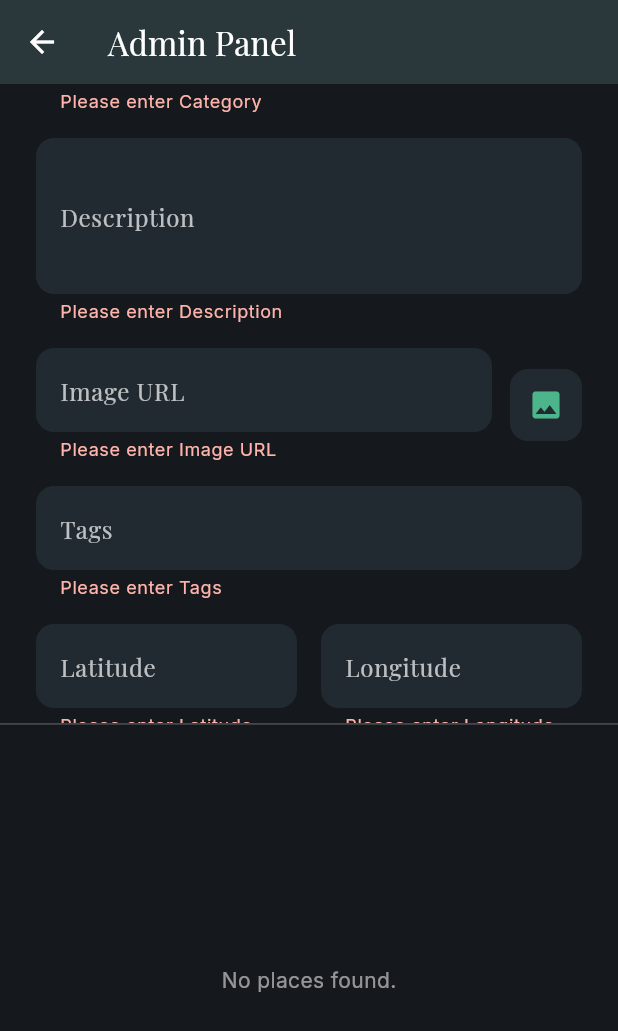
After one commit to Rasindu-perera/Ceylon-Trekker, a Flutter app: the AdminAddPlaceScreen screen opened directly, scrolled down 172 dp, after a tap on "Save to Firebase", on a phone screen of 412 x 824 dp. The commit adds this screen. Shown: the top 1031 px of the screen. Run offline on Flutter 3.47's test engine with Material 3 defaults, Android fonts, the phone set to English and light mode, and no system bars; our stand-ins replace firebase_auth, firebase_core, firebase_database, firebase_messaging, firebase_storage, flutter_dotenv and 7 more; accounts and stored records are empty; network calls fail.

Commit message:
creade admin panel

```diff
--- /dev/null
+++ b/lib/screens/admin_add_place_screen.dart
@@ -0,0 +1,487 @@
+import 'dart:convert';
+import 'dart:io';
+import 'package:flutter/material.dart';
+import 'package:firebase_core/firebase_core.dart';
+import 'package:firebase_database/firebase_database.dart';
+import 'package:firebase_storage/firebase_storage.dart';
+import 'package:image_picker/image_picker.dart';
+import '../app/app_theme.dart';
+
+class AdminAddPlaceScreen extends StatefulWidget {
+  const AdminAddPlaceScreen({super.key});
+
+  @override
+  State<AdminAddPlaceScreen> createState() => _AdminAddPlaceScreenState();
+}
+
+class _AdminAddPlaceScreenState extends State<AdminAddPlaceScreen> {
+  final _formKey = GlobalKey<FormState>();
+
+  final TextEditingController _titleController = TextEditingController();
+  final TextEditingController _categoryController = TextEditingController();
+  final TextEditingController _extractController = TextEditingController();
+  final TextEditingController _imageUrlController = TextEditingController();
+  final TextEditingController _tagsController = TextEditingController();
+  final TextEditingController _latitudeController = TextEditingController();
+  final TextEditingController _longitudeController = TextEditingController();
+
+  bool _isLoading = false;
+  bool _isUploadingImage = false;
+  String? _editingKey;
+
+  String _bulkJsonData = '''[]''';
+  late final DatabaseReference _dbRef;
+
+  @override
+  void initState() {
+    super.initState();
+    _dbRef = FirebaseDatabase.instanceFor(
+      app: Firebase.app(),
+      databaseURL: 'https://ceylon-trekker-default-rtdb.asia-southeast1.firebasedatabase.app',
+    ).ref('places');
+  }
+
+  @override
+  void dispose() {
+    _titleController.dispose();
+    _categoryController.dispose();
+    _extractController.dispose();
+    _imageUrlController.dispose();
+    _tagsController.dispose();
+    _latitudeController.dispose();
+    _longitudeController.dispose();
+    super.dispose();
+  }
+
+  Future<void> _pickAndUploadImage() async {
+    final picker = ImagePicker();
+    final pickedFile = await picker.pickImage(source: ImageSource.gallery);
+
+    if (pickedFile != null) {
+      setState(() {
+        _isUploadingImage = true;
+      });
+
+      try {
+        final file = File(pickedFile.path);
+        final fileName = 'place_${DateTime.now().millisecondsSinceEpoch}.jpg';
+        final storageRef = FirebaseStorage.instance.ref('place_images/$fileName');
+
+        final uploadTask = storageRef.putFile(file);
+        final snapshot = await uploadTask;
+        final downloadUrl = await snapshot.ref.getDownloadURL();
+
+        setState(() {
+          _imageUrlController.text = downloadUrl;
+        });
+
+        if (mounted) {
+          ScaffoldMessenger.of(context).showSnackBar(
+            const SnackBar(content: Text('Image uploaded successfully!'), backgroundColor: AppTheme.emerald),
+          );
+        }
+      } catch (e) {
+        if (mounted) {
+          ScaffoldMessenger.of(context).showSnackBar(
+            SnackBar(content: Text('Failed to upload image: $e'), backgroundColor: Colors.redAccent),
+          );
+        }
+      } finally {
+        if (mounted) {
+          setState(() {
+            _isUploadingImage = false;
+          });
+        }
+      }
+    }
+  }
+
+  Future<void> _savePlace() async {
+    if (!_formKey.currentState!.validate()) return;
+
+    setState(() {
+      _isLoading = true;
+    });
+
+    try {
+      final tagsList = _tagsController.text
+          .split(',')
+          .map((e) => e.trim())
+          .where((e) => e.isNotEmpty)
+          .toList();
+
+      final placeData = {
+        'title': _titleController.text.trim(),
+        'category': _categoryController.text.trim(),
+        'extract': _extractController.text.trim(),
+        'image': _imageUrlController.text.trim(),
+        'tags': tagsList,
+        'latitude': double.tryParse(_latitudeController.text.trim()) ?? 0.0,
+        'longitude': double.tryParse(_longitudeController.text.trim()) ?? 0.0,
+      };
+
+      if (_editingKey == null) {
+        await _dbRef.push().set(placeData);
+      } else {
+        await _dbRef.child(_editingKey!).update(placeData);
+      }
+
+      if (mounted) {
+        ScaffoldMessenger.of(context).showSnackBar(
+          SnackBar(
+            content: Text(_editingKey == null ? 'Place added successfully!' : 'Place updated successfully!'),
+            backgroundColor: AppTheme.emerald,
+          ),
+        );
+        _clearForm();
+      }
+    } catch (e) {
+      if (mounted) {
+        ScaffoldMessenger.of(context).showSnackBar(
+          SnackBar(
+            content: Text('Failed to save place: $e'),
+            backgroundColor: Colors.redAccent,
+          ),
+        );
+      }
+    } finally {
+      if (mounted) {
+        setState(() {
+          _isLoading = false;
+        });
+      }
+    }
+  }
+
+  void _clearForm() {
+    _titleController.clear();
+    _categoryController.clear();
+    _extractController.clear();
+    _imageUrlController.clear();
+    _tagsController.clear();
+    _latitudeController.clear();
+    _longitudeController.clear();
+    setState(() {
+      _editingKey = null;
+    });
+  }
+
+  Future<void> _bulkUploadPlaces() async {
+    setState(() {
+      _isLoading = true;
+    });
+
+    try {
+      final List<dynamic> parsedList = jsonDecode(_bulkJsonData);
+
+      for (var item in parsedList) {
+        if (item is Map<String, dynamic>) {
+          item['createdAt'] = DateTime.now().toIso8601String();
+          await _dbRef.push().set(item);
+        }
+      }
+
+      if (mounted) {
+        ScaffoldMessenger.of(context).showSnackBar(
+          const SnackBar(
+            content: Text('Bulk upload complete!'),
+            backgroundColor: AppTheme.emerald,
+          ),
+        );
+      }
+    } catch (e) {
+      if (mounted) {
+        ScaffoldMessenger.of(context).showSnackBar(
+          SnackBar(
+            content: Text('Failed bulk upload: $e'),
+            backgroundColor: Colors.redAccent,
+          ),
+        );
+      }
+    } finally {
+      if (mounted) {
+        setState(() {
+          _isLoading = false;
+        });
+      }
+    }
+  }
+
+  void _editPlace(String key, Map<dynamic, dynamic> data) {
+    setState(() {
+      _editingKey = key;
+      _titleController.text = data['title'] ?? '';
+      _categoryController.text = data['category'] ?? '';
+      _extractController.text = data['extract'] ?? '';
+      _imageUrlController.text = data['image'] ?? '';
+
+      final tagsList = data['tags'] as List<dynamic>? ?? [];
+      _tagsController.text = tagsList.join(', ');
+
+      _latitudeController.text = (data['latitude'] ?? 0.0).toString();
+      _longitudeController.text = (data['longitude'] ?? 0.0).toString();
+    });
+  }
+
+  Future<void> _deletePlace(String key) async {
+    final confirm = await showDialog<bool>(
+      context: context,
+      builder: (context) => AlertDialog(
+        backgroundColor: AppTheme.surfaceElevated,
+        title: const Text('Delete Place', style: TextStyle(color: Colors.white)),
+        content: const Text('Are you sure you want to delete this place?', style: TextStyle(color: Colors.white70)),
+        actions: [
+          TextButton(
+            onPressed: () => Navigator.pop(context, false),
+            child: const Text('Cancel', style: TextStyle(color: Colors.white54)),
+          ),
+          TextButton(
+            onPressed: () => Navigator.pop(context, true),
+            child: const Text('Delete', style: TextStyle(color: Colors.redAccent)),
+          ),
+        ],
+      ),
+    );
+
+    if (confirm == true) {
+      try {
+        await _dbRef.child(key).remove();
+        if (_editingKey == key) {
+          _clearForm();
+        }
+        if (mounted) {
+          ScaffoldMessenger.of(context).showSnackBar(
+            const SnackBar(content: Text('Place deleted.'), backgroundColor: AppTheme.emerald),
+          );
+        }
+      } catch (e) {
+         if (mounted) {
+          ScaffoldMessenger.of(context).showSnackBar(
+            SnackBar(content: Text('Failed to delete: $e'), backgroundColor: Colors.redAccent),
+          );
+        }
+      }
+    }
+  }
+
+  @override
+  Widget build(BuildContext context) {
+    return Scaffold(
+      backgroundColor: AppTheme.background,
+      appBar: AppBar(
+        backgroundColor: AppTheme.surfaceElevated,
+        title: const Text('Admin Panel', style: TextStyle(color: Colors.white)),
+        iconTheme: const IconThemeData(color: Colors.white),
+      ),
+      body: Column(
+        children: [
+          Expanded(
+            flex: 5,
+            child: SingleChildScrollView(
+              padding: const EdgeInsets.all(24.0),
+              child: Form(
+                key: _formKey,
+                child: Column(
+                  crossAxisAlignment: CrossAxisAlignment.stretch,
+                  children: [
+                    _buildTextField(_titleController, 'Title', 'Enter place title'),
+                    const SizedBox(height: 16),
+                    _buildTextField(_categoryController, 'Category', 'e.g., Hiking, Waterfalls'),
+                    const SizedBox(height: 16),
+                    _buildTextField(_extractController, 'Description', 'Enter short extract/description', maxLines: 3),
+                    const SizedBox(height: 16),
+
+                    // Image Upload Row
+                    Row(
+                      children: [
+                        Expanded(child: _buildTextField(_imageUrlController, 'Image URL', 'Enter image network URL')),
+                        const SizedBox(width: 12),
+                        Container(
+                          decoration: BoxDecoration(
+                            color: AppTheme.surfaceElevated,
+                            borderRadius: BorderRadius.circular(12),
+                          ),
+                          child: IconButton(
+                            icon: _isUploadingImage
+                                ? const SizedBox(width: 24, height: 24, child: CircularProgressIndicator(color: AppTheme.emerald, strokeWidth: 2))
+                                : const Icon(Icons.image, color: AppTheme.emerald),
+                            onPressed: _isUploadingImage ? null : _pickAndUploadImage,
+                            tooltip: 'Upload Image',
+                          ),
+                        ),
+                      ],
+                    ),
+                    const SizedBox(height: 16),
+
+                    _buildTextField(_tagsController, 'Tags', 'Comma separated tags'),
+                    const SizedBox(height: 16),
+                    Row(
+                      children: [
+                        Expanded(child: _buildTextField(_latitudeController, 'Latitude', 'e.g., 6.9271', keyboardType: TextInputType.number)),
+                        const SizedBox(width: 16),
+                        Expanded(child: _buildTextField(_longitudeController, 'Longitude', 'e.g., 79.8612', keyboardType: TextInputType.number)),
+                      ],
+                    ),
+                    const SizedBox(height: 32),
+                    ElevatedButton(
+                      onPressed: _isLoading ? null : _savePlace,
+                      style: ElevatedButton.styleFrom(
+                        backgroundColor: AppTheme.emerald,
+                        padding: const EdgeInsets.symmetric(vertical: 16),
+                        shape: RoundedRectangleBorder(
+                          borderRadius: BorderRadius.circular(12),
+                        ),
+                      ),
+                      child: _isLoading
+                          ? const SizedBox(
+                              height: 20,
+                              width: 20,
+                              child: CircularProgressIndicator(
+                                color: Colors.white,
+                                strokeWidth: 2,
+                              ),
+                            )
+                          : Text(
+                              _editingKey == null ? 'Save to Firebase' : 'Update Place',
+                              style: const TextStyle(
+                                color: Colors.white,
+                                fontSize: 16,
+                                fontWeight: FontWeight.bold,
+                              ),
+                            ),
+                    ),
+                    if (_editingKey != null) ...[
+                      const SizedBox(height: 8),
+                      TextButton(
+                        onPressed: _clearForm,
+                        child: const Text('Cancel Edit', style: TextStyle(color: Colors.white54)),
+                      ),
+                    ]
+                  ],
+                ),
+              ),
+            ),
+          ),
+          const Divider(color: Colors.white24, height: 1),
+          // Places List StreamBuilder
+          Expanded(
+            flex: 4,
+            child: _buildPlacesList(),
+          ),
+          /* Padding(
+            padding: const EdgeInsets.all(16.0),
+            child: ElevatedButton.icon(
+              onPressed: _isLoading ? null : _bulkUploadPlaces,
+              icon: const Icon(Icons.upload_file, color: Colors.white),
+              label: const Text(
+                'Bulk Upload from JSON',
+                style: TextStyle(color: Colors.white, fontWeight: FontWeight.bold),
+              ),
+              style: ElevatedButton.styleFrom(
+                backgroundColor: AppTheme.emerald,
+                padding: const EdgeInsets.symmetric(vertical: 16, horizontal: 32),
+                shape: RoundedRectangleBorder(
+                  borderRadius: BorderRadius.circular(12),
+                ),
+              ),
+            ),
+          ), */
+        ],
+      ),
+    );
+  }
+
+  Widget _buildPlacesList() {
+    return StreamBuilder<DatabaseEvent>(
+      stream: _dbRef.onValue,
+      builder: (context, snapshot) {
+        if (snapshot.connectionState == ConnectionState.waiting) {
+          return const Center(child: CircularProgressIndicator(color: AppTheme.emerald));
+        }
+        if (snapshot.hasError) {
+          return const Center(child: Text('Error loading places.', style: TextStyle(color: Colors.redAccent)));
+        }
+        if (!snapshot.hasData || snapshot.data!.snapshot.value == null) {
+          return const Center(child: Text('No places found.', style: TextStyle(color: Colors.white54)));
+        }
+
+        final Map<dynamic, dynamic> placesMap = snapshot.data!.snapshot.value as Map<dynamic, dynamic>;
+        final List<MapEntry<dynamic, dynamic>> placesList = placesMap.entries.toList();
+
+        return ListView.builder(
+          itemCount: placesList.length,
+          itemBuilder: (context, index) {
+            final entry = placesList[index];
+            final key = entry.key.toString();
+            final data = Map<String, dynamic>.from(entry.value as Map);
+
+            final title = data['title'] ?? 'Unknown';
+            final category = data['category'] ?? '';
+            final imageUrl = data['image'] ?? '';
+
+            return ListTile(
+              leading: ClipRRect(
+                borderRadius: BorderRadius.circular(8),
+                child: imageUrl.isNotEmpty
+                    ? Image.network(imageUrl, width: 50, height: 50, fit: BoxFit.cover, errorBuilder: (_,__,___) => const Icon(Icons.image, color: Colors.white54))
+                    : const Icon(Icons.image, color: Colors.white54, size: 50),
+              ),
+              title: Text(title, style: const TextStyle(color: Colors.white)),
+              subtitle: Text(category, style: const TextStyle(color: Colors.white54)),
+              trailing: Row(
+                mainAxisSize: MainAxisSize.min,
+                children: [
+                  IconButton(
+                    icon: const Icon(Icons.edit, color: AppTheme.emerald),
+                    onPressed: () => _editPlace(key, data),
+                  ),
+                  IconButton(
+                    icon: const Icon(Icons.delete, color: Colors.redAccent),
+                    onPressed: () => _deletePlace(key),
+                  ),
+                ],
+              ),
+            );
+          },
+        );
+      },
+    );
+  }
+
+  Widget _buildTextField(
+    TextEditingController controller,
+    String label,
+    String hint, {
+    int maxLines = 1,
+    TextInputType keyboardType = TextInputType.text,
+  }) {
+    return TextFormField(
+      controller: controller,
+      maxLines: maxLines,
+      keyboardType: keyboardType,
+      style: const TextStyle(color: Colors.white),
+      decoration: InputDecoration(
+        labelText: label,
+        hintText: hint,
+        labelStyle: const TextStyle(color: Colors.white70),
+        hintStyle: const TextStyle(color: Colors.white30),
+        filled: true,
+        fillColor: AppTheme.surfaceElevated,
+        border: OutlineInputBorder(
+          borderRadius: BorderRadius.circular(12),
+          borderSide: BorderSide.none,
+        ),
+        focusedBorder: OutlineInputBorder(
+          borderRadius: BorderRadius.circular(12),
+          borderSide: const BorderSide(color: AppTheme.emerald, width: 2),
+        ),
+      ),
+      validator: (value) {
+        if (value == null || value.trim().isEmpty) {
+          return 'Please enter $label';
+        }
+        return null;
+      },
+    );
+  }
+}
--- a/lib/screens/profile_screen.dart
+++ b/lib/screens/profile_screen.dart
@@ -7,6 +7,7 @@ import 'help_support_screen.dart';
 import 'package:firebase_auth/firebase_auth.dart';
 import '../services/auth_service.dart';
 import 'login_screen.dart';
+import 'admin_add_place_screen.dart';
 
 class ProfileScreen extends StatelessWidget {
   const ProfileScreen({super.key});
@@ -49,6 +50,10 @@ class ProfileScreen extends StatelessWidget {
                 Text(displayName, style: const TextStyle(color: Colors.white, fontSize: 24, fontWeight: FontWeight.bold)),
                 Text(email, style: const TextStyle(color: Colors.white54, fontSize: 14)),
                 const SizedBox(height: 32),
+                if (user?.email == 'abc1.rasinduparare@gmail.com')
+                  _buildProfileOption(Icons.admin_panel_settings, 'Admin Panel', () {
+                    Navigator.push(context, MaterialPageRoute(builder: (_) => const AdminAddPlaceScreen()));
+                  }),
                 _buildProfileOption(Icons.settings, 'Settings', () {
                   Navigator.push(context, MaterialPageRoute(builder: (_) => const SettingsScreen()));
                 }),
--- a/pubspec.yaml
+++ b/pubspec.yaml
@@ -52,6 +52,7 @@ dependencies:
   firebase_database: ^12.4.6
   geocoding: ^4.0.0
   url_launcher: ^6.3.2
+  firebase_storage: ^13.4.5
 
 dev_dependencies:
   flutter_test:
```
Also changed, not shown: lib/app/app.dart (+28 -2 lines), lib/screens/home_screen.dart (+48 -8 lines), pubspec.lock, 3 other files.
